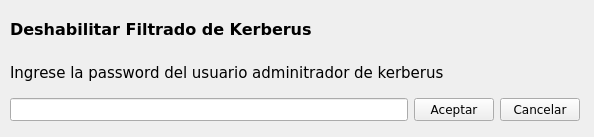
AviFix/Kerberus-Control-Parental, file cliente/trunk/password/formUsuario.ui: the form before one commit.
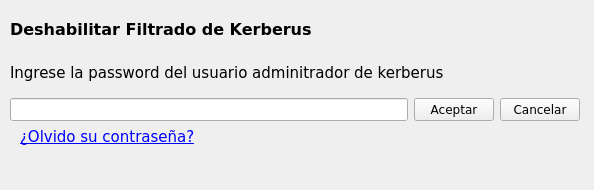
The form after the commit.

Diff of the .ui file:
```diff
--- a/cliente/trunk/password/formUsuario.ui
+++ b/cliente/trunk/password/formUsuario.ui
@@ -10,7 +10,7 @@
     <x>0</x>
     <y>0</y>
     <width>594</width>
-    <height>137</height>
+    <height>190</height>
    </rect>
   </property>
   <property name="sizePolicy">
@@ -109,6 +109,31 @@
     </item>
    </layout>
   </widget>
+  <widget class="QLabel" name="Descripcion_2">
+   <property name="geometry">
+    <rect>
+     <x>20</x>
+     <y>120</y>
+     <width>568</width>
+     <height>34</height>
+    </rect>
+   </property>
+   <property name="font">
+    <font>
+     <family>Verdana</family>
+     <pointsize>11</pointsize>
+    </font>
+   </property>
+   <property name="text">
+    <string>&lt;html&gt;&lt;head/&gt;&lt;body&gt;&lt;p&gt;&lt;a href=&quot;http://images.kerberus.com.ar/!RecordarPassword!&quot;&gt;&lt;span style=&quot; text-decoration: underline; color:#0000ff;&quot;&gt;¿Olvido su contraseña?&lt;/span&gt;&lt;/a&gt;&lt;/p&gt;&lt;/body&gt;&lt;/html&gt;</string>
+   </property>
+   <property name="openExternalLinks">
+    <bool>true</bool>
+   </property>
+   <property name="textInteractionFlags">
+    <set>Qt::TextBrowserInteraction</set>
+   </property>
+  </widget>
  </widget>
  <tabstops>
   <tabstop>password</tabstop>
```
